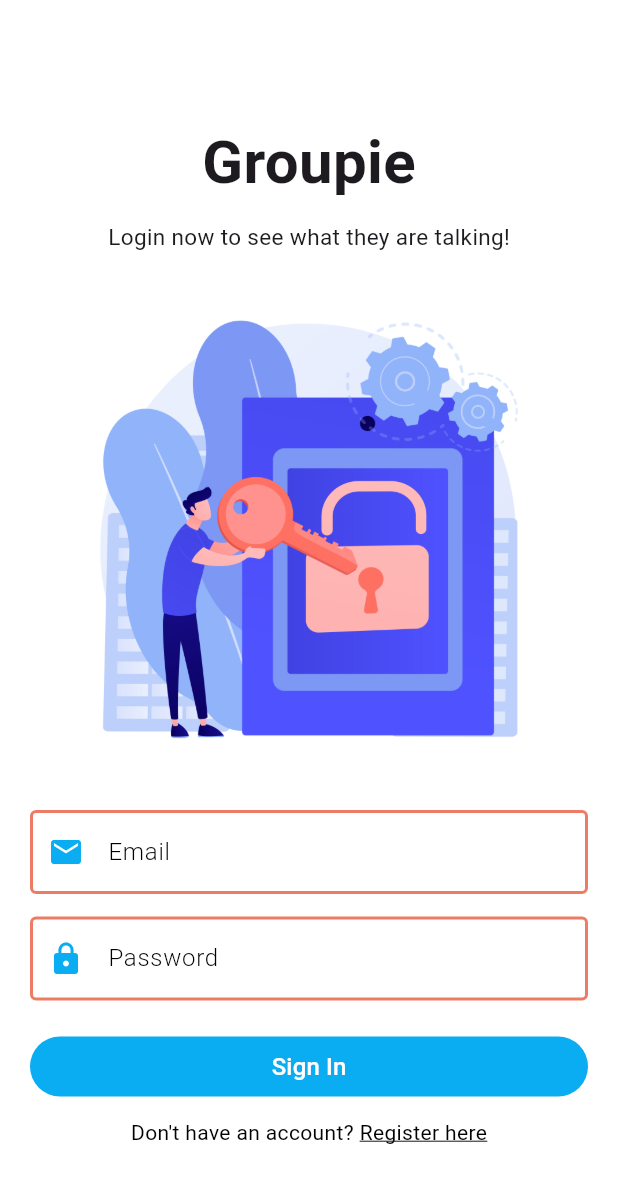
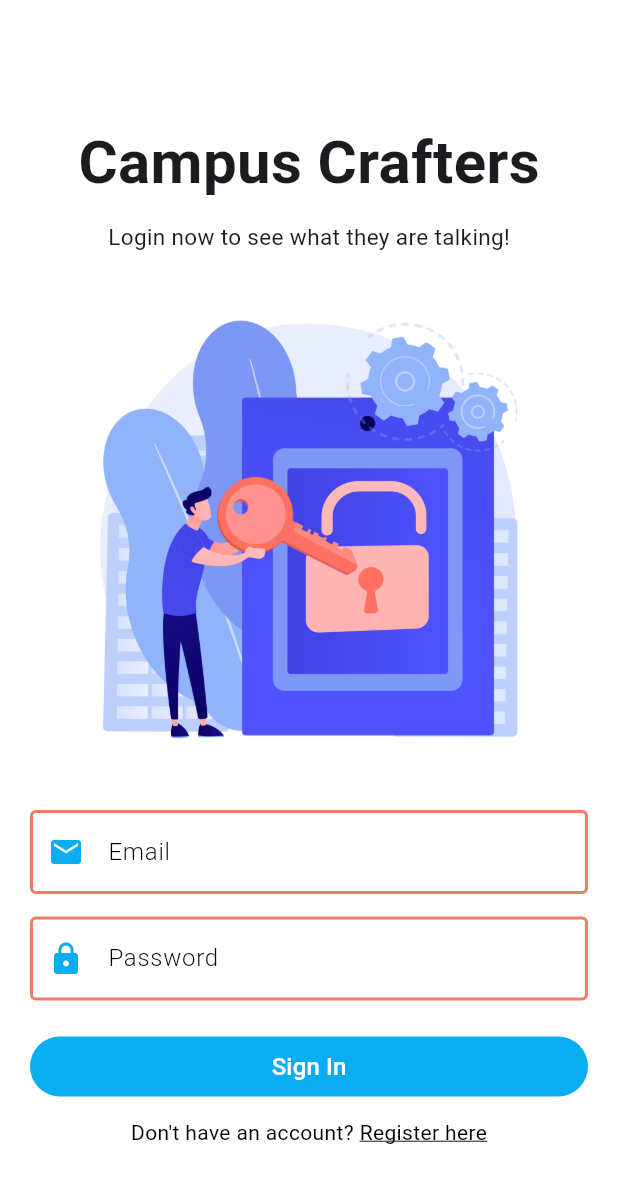
Before and after one commit to Dillideekshi/appdev, a Flutter app: the screen it shows after launch, on a phone screen of 412 x 824 dp. Shown: the top 1183 px of the screen. Run offline on Flutter 3.47's test engine with Material 3 defaults, Android fonts, the phone set to English and light mode, and no system bars; our stand-ins replace card_swiper, cloud_firestore, equatable, firebase_auth, firebase_core, fluttertoast and 2 more; accounts and stored records are empty.

Commit message:
Add files via upload

```diff
--- a/lib/pages/auth/auth.dart
+++ b/lib/pages/auth/auth.dart
@@ -4,7 +4,6 @@ import 'package:appdev/pages/auth/database.dart';
 import 'package:appdev/pages/auth/home.dart';
 import 'package:firebase_auth/firebase_auth.dart';
 import 'package:flutter/material.dart';
-// import 'package:appdev/service/auth_service.dart';
 import 'package:google_sign_in/google_sign_in.dart';
 
 class AuthMethods {
@@ -41,7 +40,7 @@ class AuthMethods {
       };
       DatabaseMethods().addUser(userDetails.uid, userInfoMap).then((value) {
         Navigator.push(
-            context, MaterialPageRoute(builder: (context) => Home()));
+            context, MaterialPageRoute(builder: (context) => const Home()));
       });
     }
   }
--- a/lib/pages/auth/login_page.dart
+++ b/lib/pages/auth/login_page.dart
@@ -41,7 +41,7 @@ class _LoginPageState extends State<LoginPage> {
                       crossAxisAlignment: CrossAxisAlignment.center,
                       children: <Widget>[
                         const Text(
-                          "Groupie",
+                          "Campus Crafters",
                           style: TextStyle(
                               fontSize: 40, fontWeight: FontWeight.bold),
                         ),
```
